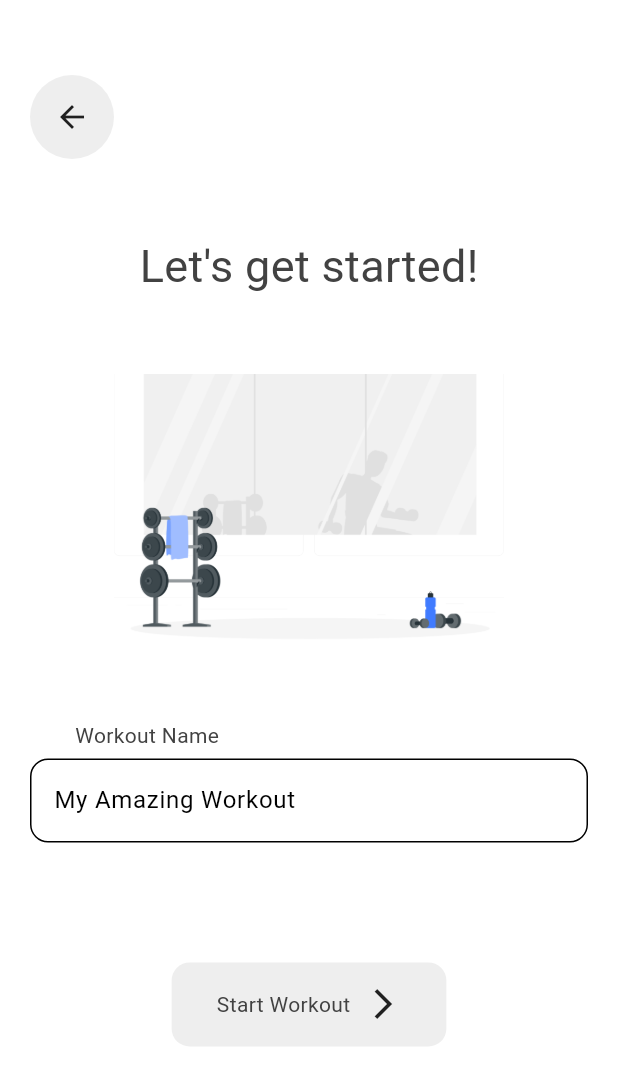
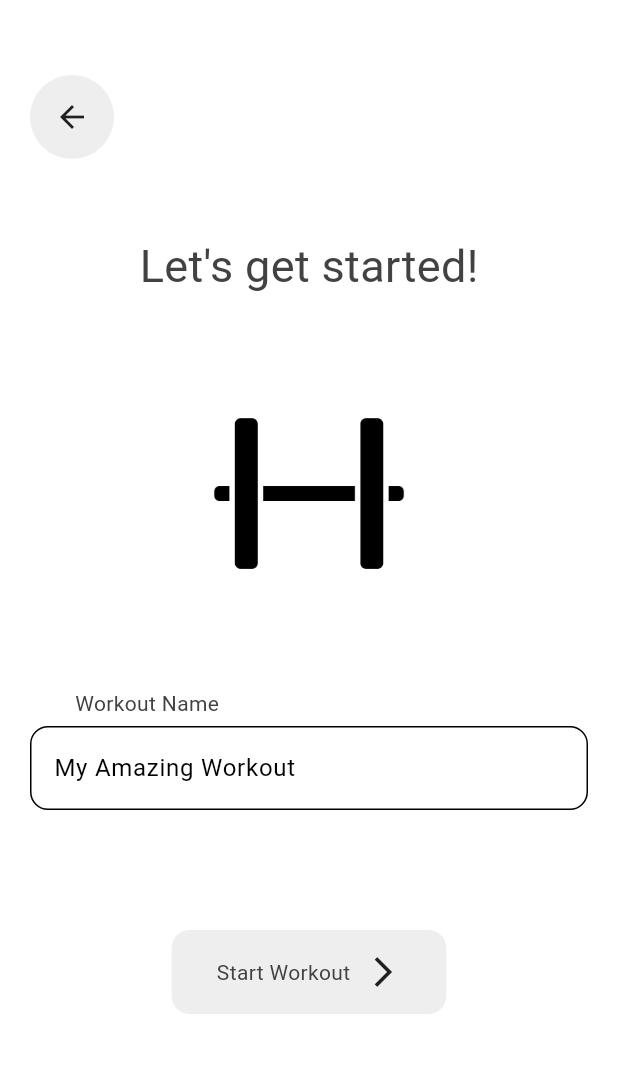
Before and after one commit to brandonxu360/simpleset_app_v2, a Flutter app: the screen it shows after launch, after a tap on "Start Session", on a phone screen of 412 x 824 dp. Shown: the top 1085 px of the screen. Run offline on Flutter 3.47's test engine with Material 3 defaults, Android fonts, the phone set to English and light mode, and no system bars; our stand-ins replace flutter_heatmap_calendar, google_nav_bar, isar; accounts and stored records are empty; generated files the repository leaves out were written again.

Commit message:
Implement header of WorkoutScreen with WorkoutData
- Create styled SaveButton widget
- Add DateTime field to WorkoutData provider
- Implement backwards navigation from WorkoutScreen
- Replace previous NewWorkoutScreen image with new transparent
  background png

```diff
--- a/lib/providers/workout_data.dart
+++ b/lib/providers/workout_data.dart
@@ -11,8 +11,18 @@ class WorkoutData extends ChangeNotifier {
   String _workoutName = 'Default Name';
   String get workoutName => _workoutName;
 
+  // Date attribute - set to the time of the provider instantiation as default
+  DateTime _dateTime = DateTime.now();
+  DateTime get dateTime => _dateTime;
+
   void setName(String name) {
     _workoutName = name;
+
+    notifyListeners();
+  }
+
+  void setDateTime(DateTime dateTime) {
+    _dateTime = dateTime;
 
     notifyListeners();
   }
--- a/lib/screens/home_screen.dart
+++ b/lib/screens/home_screen.dart
@@ -19,7 +19,7 @@ class HomeScreen extends StatelessWidget {
       body: ListView(
           padding: const EdgeInsets.symmetric(vertical: 20, horizontal: 20),
           children: [
-            const SizedBox(height: 20),
+            const SizedBox(height: 30),
             const Center(
               child: Text('S I M P L E S E T',
                   style: TextStyle(fontSize: 30, fontWeight: FontWeight.w400)),
@@ -67,7 +67,7 @@ class HomeScreen extends StatelessWidget {
             // List of workouts in the past week
             StreamBuilder<List<Workout>>(
                 stream: databaseService.watchWorkoutsInDateTimeRange(
-                    DateTime.now().subtract(const Duration(days: 6)),
+                    DateTime.now().subtract(const Duration(days: 7)),
                     DateTime.now()),
                 builder: (context, snapshot) {
                   if (snapshot.hasError) {
--- a/lib/screens/new_workout_screen.dart
+++ b/lib/screens/new_workout_screen.dart
@@ -44,12 +44,10 @@ class NewWorkoutScreen extends StatelessWidget {
                     "Let's get started!",
                     style: TextStyle(fontSize: 30),
                   ),
-                  const SizedBox(height: 50),
                   const Image(
-                    image: AssetImage('lib/assets/images/weight_room.png'),
+                    image: AssetImage('lib/assets/images/dumbell-transp.png'),
                     width: 260,
                   ),
-                  const SizedBox(height: 50),
                   Column(
                     crossAxisAlignment: CrossAxisAlignment.start,
                     children: [
```
Also changed, not shown: lib/components/save_button.dart (added, +26 -0 lines), lib/screens/workout_screen.dart (+34 -3 lines), lib/assets/images/dumbell-transp.png (added), lib/assets/images/dumbell.jpg (added), lib/assets/images/weight_room.png (deleted).
